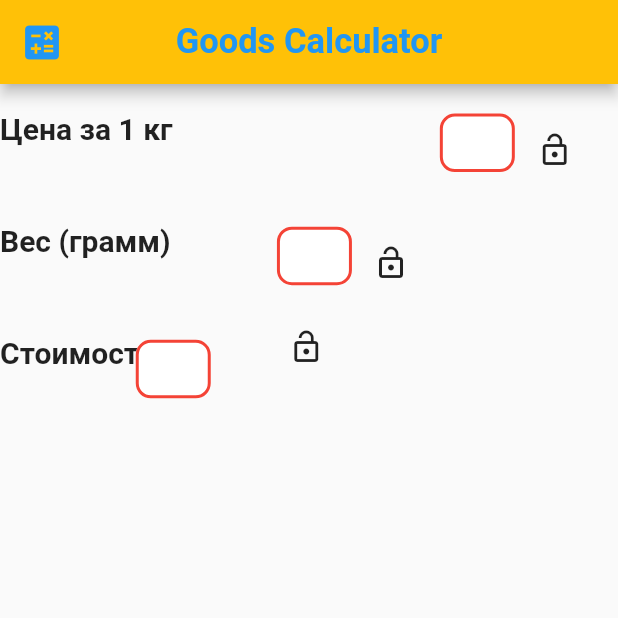
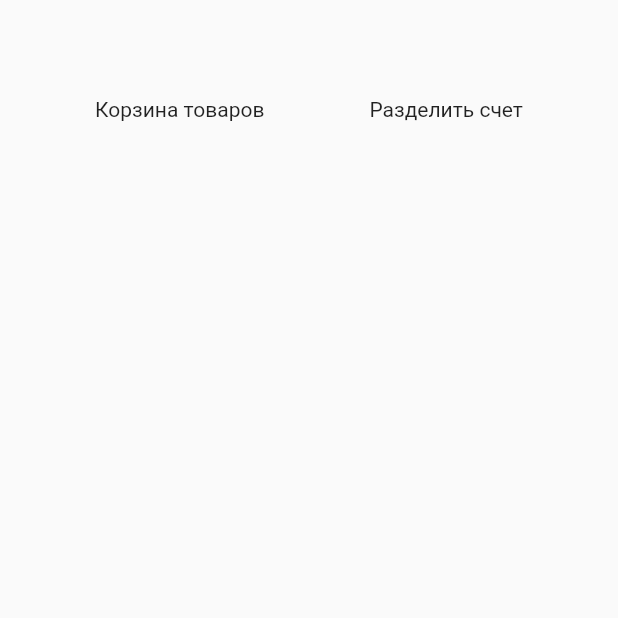
Before and after one commit to Va-dik/Goods_Calculator, a Flutter app: the screen it shows after launch, on a phone screen of 412 x 824 dp, the top half of it. Run offline on Flutter 3.47's test engine with Material 2 defaults, Android fonts, the phone set to English and light mode, and no system bars; our stand-ins replace google_fonts.

Commit message:
Added tab buttons

```diff
--- /dev/null
+++ b/lib/first_page.dart
@@ -0,0 +1,33 @@
+import 'package:flutter/material.dart';
+import 'package:goods_calculator/localization/locale.dart';
+import 'package:goods_calculator/tab_button.dart';
+
+class FirstPage extends StatefulWidget {
+  const FirstPage({Key? key}) : super(key: key);
+
+  @override
+  State<FirstPage> createState() => _FirstPageState();
+}
+
+class _FirstPageState extends State<FirstPage> {
+  @override
+  Widget build(BuildContext context) {
+    return Container(
+        padding: EdgeInsets.only(top: 50),
+        child: Column(
+          mainAxisAlignment: MainAxisAlignment.start,
+          children: [
+            Container(
+              padding: EdgeInsets.symmetric(vertical: 5),
+              child: Row(
+                mainAxisAlignment: MainAxisAlignment.center,
+                children: [
+                  TabButton(text: mapa.keys.elementAt(3)),
+                  TabButton(text: mapa.keys.elementAt(4))
+                ],
+              ),
+            )
+          ],
+        ));
+  }
+}
--- a/lib/grams_to_money.dart
+++ b/lib/grams_to_money.dart
@@ -84,7 +84,7 @@ class _GramsToMoneyState extends State<GramsToMoney> {
       Align(
           alignment: const Alignment(0.9, -0.945),
           child: IconButton(
-              splashColor: Colors.red,
+              splashRadius: 0.1,
               onPressed: () {
                 setState(() {
                   priceLockChecker = !priceLockChecker;
@@ -96,7 +96,7 @@ class _GramsToMoneyState extends State<GramsToMoney> {
       Align(
           alignment: const Alignment(0.3, -0.735),
           child: IconButton(
-              splashColor: Colors.red,
+              splashRadius: 0.1,
               onPressed: () {
                 setState(() {
                   gramsLockChecker = !gramsLockChecker;
@@ -108,7 +108,7 @@ class _GramsToMoneyState extends State<GramsToMoney> {
       Align(
           alignment: const Alignment(-0.01, -0.58),
           child: IconButton(
-              splashColor: Colors.red,
+              splashRadius: 0.1,
               onPressed: () {
                 setState(() {
                   moneyLockChecker = !moneyLockChecker;
--- a/lib/localization/locale.dart
+++ b/lib/localization/locale.dart
@@ -2,4 +2,7 @@ Map<String, String> mapa = {
   "Цена за 1 кг": "Price per 1 kg",
   "Вес (грамм)": "Weight (grams)",
   "Стоимость": "Cost",
+  "Корзина товаров" : "Shopping cart",
+  "Разделить счет" : "Split the bill",
+
 };
--- a/lib/main.dart
+++ b/lib/main.dart
@@ -1,4 +1,5 @@
 import 'package:flutter/material.dart';
+import 'package:goods_calculator/first_page.dart';
 import 'package:goods_calculator/grams_to_money.dart';
 import 'package:google_fonts/google_fonts.dart';
 
@@ -9,7 +10,8 @@ class MyApp extends StatelessWidget {
 
   @override
   Widget build(BuildContext context) {
-    return const MaterialApp(title: "Goods Calculator",
+    return const MaterialApp(
+      title: "Goods Calculator",
       home: HomePage(),
     );
   }
@@ -26,21 +28,7 @@ class _HomePageState extends State<HomePage> {
   @override
   Widget build(BuildContext context) {
     return Scaffold(
-      appBar: AppBar(
-          backgroundColor: Colors.amber,
-          title: Text("Goods Calculator",
-              style: GoogleFonts.roboto(textStyle: const TextStyle(
-                  fontSize: 23,
-                  color: Colors.blue,
-                  fontWeight: FontWeight.bold))),
-          centerTitle: true,
-          leading: Builder(
-              builder: (context) => const Icon(
-                    Icons.calculate,
-                    color: Colors.blue,
-                    size: 30,
-                  ))),
-                  body: const GramsToMoney(),
+      body: FirstPage(),
     );
   }
 }
--- /dev/null
+++ b/lib/tab_button.dart
@@ -0,0 +1,14 @@
+import 'package:flutter/material.dart';
+
+class TabButton extends StatelessWidget {
+  String text;
+  TabButton({Key? key, this.text = ""}) : super(key: key);
+
+  @override
+  Widget build(BuildContext context) {
+    return Container(
+      padding: EdgeInsets.symmetric(vertical: 10, horizontal: 35),
+      child: Text(text),
+    );
+  }
+}
```
Also changed, not shown: assets/images/XOp2PebM28g.jpg (added), assets/images/disk.png (deleted).
